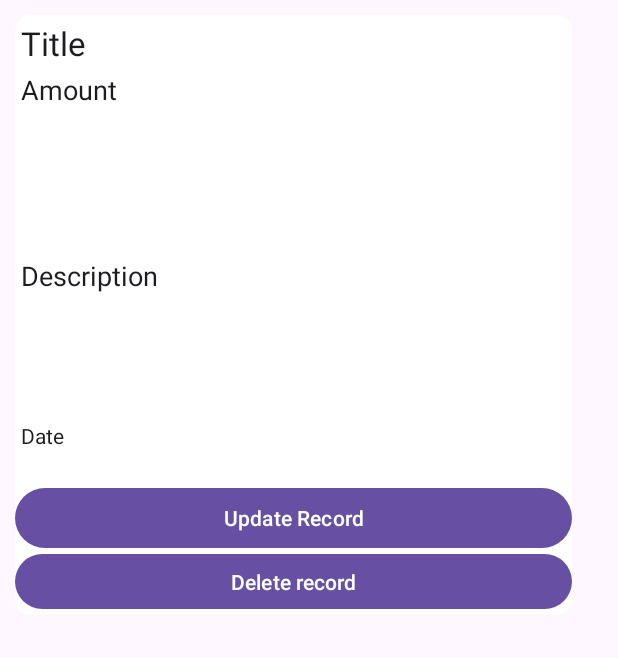
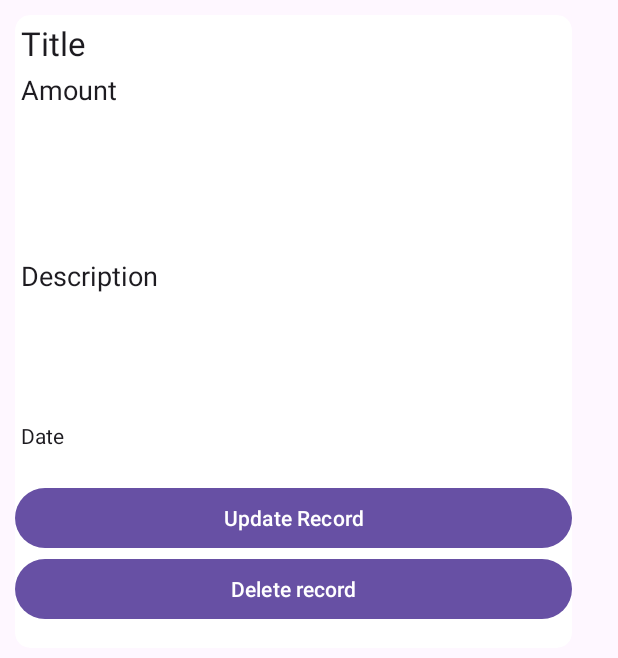
Before and after one commit to vladistr08/ExpenseTracker, an Android app: the layout item_expense.xml on its own in the app's theme, with its tools: preview values and no code run, on a phone screen of 412 x 824 dp. Shown: the top 658 px of the screen. Run offline under Robolectric (Android 15) with nearby library versions, the phone set to English and light mode, and no system bars.

Commit message:
update project

```diff
--- a/ExpenseTracker/app/src/main/AndroidManifest.xml
+++ b/ExpenseTracker/app/src/main/AndroidManifest.xml
@@ -11,7 +11,7 @@
         android:roundIcon="@mipmap/ic_launcher_round"
         android:supportsRtl="true"
         android:theme="@style/Theme.ExpenseTracker"
-        tools:targetApi="31">
+        >
         <activity
             android:name=".AnalyticsActivity"
             android:exported="false" />
--- a/ExpenseTracker/app/src/main/java/com/example/expensetracker/AddExpenseActivity.kt
+++ b/ExpenseTracker/app/src/main/java/com/example/expensetracker/AddExpenseActivity.kt
@@ -66,10 +66,12 @@ class AddExpenseActivity: AppCompatActivity() {
             val title = titleEditText.text.toString()
 
             if (amount != null && description.isNotEmpty()) {
+                val selectedCurrencySymbol = currencySpinner.selectedItem.toString()
+                val selectedCurrency = Currency.values().first { it.symbol == selectedCurrencySymbol }
                 val currentUser = FirebaseAuth.getInstance().currentUser
                 val userId = currentUser?.uid.toString()
 
-                val expense = ExpenseModel(generateUUID(), userId, title, amount, description)
+                val expense = ExpenseModel(generateUUID(), userId, title, amount, description, selectedCurrency)
                 val result = ExpenseRepository.addExpense(expense)
 
                 if (result.isSuccess) {
--- a/ExpenseTracker/app/src/main/res/layout/item_expense.xml
+++ b/ExpenseTracker/app/src/main/res/layout/item_expense.xml
@@ -2,7 +2,7 @@
 <androidx.cardview.widget.CardView xmlns:android="http://schemas.android.com/apk/res/android"
     xmlns:app="http://schemas.android.com/apk/res-auto"
     android:layout_width="167pt"
-    android:layout_height="180pt"
+    android:layout_height="190pt"
     android:layout_margin="10dp"
     android:elevation="42dp"
     app:cardCornerRadius="10dp"
@@ -67,7 +67,8 @@
             android:id="@+id/deleteButton"
             android:layout_width="match_parent"
             android:layout_height="wrap_content"
-            android:layout_marginTop="160pt"
+            android:layout_alignTop="@+id/updateButton"
+            android:layout_marginTop="47dp"
             android:text="Delete record" />
 
         <Button
```
Also changed, not shown: ExpenseTracker/app/build.gradle.kts (+3 -4 lines).
